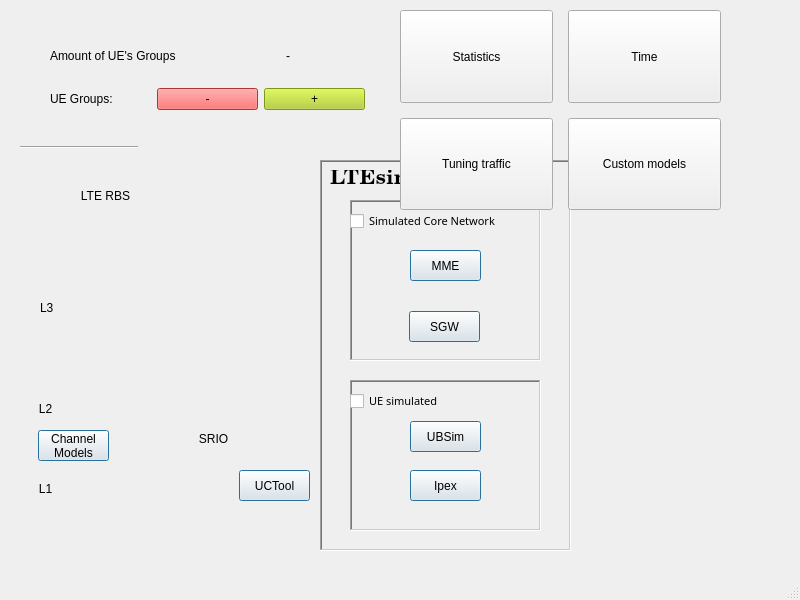
Before: the Qt Designer form LTEsimGeneratorGUI/Ui/Windows/trafficmap.ui in moniss23/junit4, drawn with Qt 5.
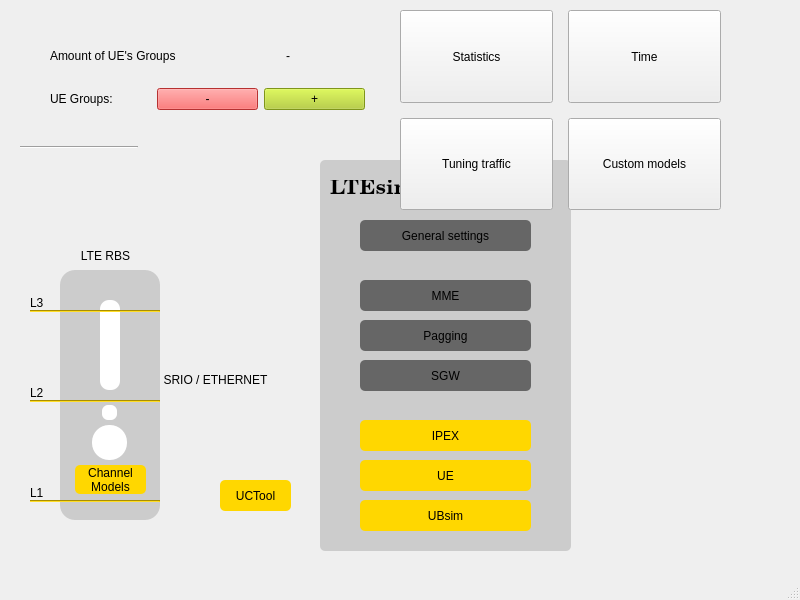
After: the same form once the commit is applied. Icons and pictures are not drawn.

Commit message: Added new UI to traffic map + paging rename to pagging + change buttons design in small windows + fit button size to text in Channel Models button

Patch:
```diff
--- a/LTEsimGeneratorGUI/Ui/Windows/trafficmap.ui
+++ b/LTEsimGeneratorGUI/Ui/Windows/trafficmap.ui
@@ -119,420 +119,625 @@
       <height>600</height>
      </size>
     </property>
-    <widget class="QFrame" name="frame">
+    <widget class="QWidget" name="rbsWidget_2" native="true">
      <property name="geometry">
       <rect>
-       <x>300</x>
+       <x>0</x>
        <y>0</y>
-       <width>251</width>
+       <width>551</width>
        <height>391</height>
       </rect>
      </property>
-     <property name="frameShape">
-      <enum>QFrame::WinPanel</enum>
+     <property name="minimumSize">
+      <size>
+       <width>551</width>
+       <height>391</height>
+      </size>
      </property>
-     <property name="frameShadow">
-      <enum>QFrame::Sunken</enum>
+     <property name="maximumSize">
+      <size>
+       <width>800</width>
+       <height>600</height>
+      </size>
      </property>
-     <property name="lineWidth">
-      <number>14</number>
-     </property>
-     <property name="midLineWidth">
-      <number>0</number>
-     </property>
-     <widget class="QFrame" name="frame_Core_Network">
-      <property name="enabled">
-       <bool>true</bool>
-      </property>
+     <widget class="QLabel" name="rbsLabel">
       <property name="geometry">
        <rect>
-        <x>30</x>
-        <y>40</y>
-        <width>191</width>
-        <height>161</height>
-       </rect>
-      </property>
-      <property name="frameShape">
-       <enum>QFrame::WinPanel</enum>
-      </property>
-      <property name="frameShadow">
-       <enum>QFrame::Sunken</enum>
-      </property>
-      <widget class="QCheckBox" name="coreNetworkCheckbox">
-       <property name="geometry">
-        <rect>
-         <x>0</x>
-         <y>10</y>
-         <width>191</width>
-         <height>22</height>
-        </rect>
-       </property>
-       <property name="font">
-        <font>
-         <family>Tibetan Machine Uni</family>
-         <pointsize>8</pointsize>
-         <underline>false</underline>
-        </font>
-       </property>
-       <property name="text">
-        <string>Simulated Core Network</string>
-       </property>
-      </widget>
-      <widget class="QPushButton" name="mmeButton">
-       <property name="geometry">
-        <rect>
-         <x>60</x>
-         <y>50</y>
-         <width>71</width>
-         <height>31</height>
-        </rect>
-       </property>
-       <property name="styleSheet">
-        <string notr="true">border-color: rgb(0, 0, 0);</string>
-       </property>
-       <property name="text">
-        <string>MME</string>
-       </property>
-       <property name="default">
-        <bool>true</bool>
-       </property>
-       <property name="flat">
-        <bool>false</bool>
-       </property>
-      </widget>
-     </widget>
-     <widget class="QLabel" name="lblLTEsim">
-      <property name="geometry">
-       <rect>
-        <x>10</x>
-        <y>10</y>
+        <x>40</x>
+        <y>80</y>
         <width>91</width>
-        <height>17</height>
+        <height>31</height>
        </rect>
+      </property>
+      <property name="text">
+       <string>LTE RBS</string>
+      </property>
+      <property name="alignment">
+       <set>Qt::AlignCenter</set>
+      </property>
+     </widget>
+     <widget class="QLabel" name="srioLabel">
+      <property name="geometry">
+       <rect>
+        <x>140</x>
+        <y>210</y>
+        <width>111</width>
+        <height>20</height>
+       </rect>
+      </property>
+      <property name="text">
+       <string>SRIO / ETHERNET</string>
+      </property>
+      <property name="alignment">
+       <set>Qt::AlignCenter</set>
+      </property>
+     </widget>
+     <widget class="QPushButton" name="ucToolButton">
+      <property name="geometry">
+       <rect>
+        <x>200</x>
+        <y>320</y>
+        <width>71</width>
+        <height>31</height>
+       </rect>
+      </property>
+      <property name="autoFillBackground">
+       <bool>false</bool>
+      </property>
+      <property name="styleSheet">
+       <string notr="true">color: #000;
+border-radius:5px;
+border-color: #eee;
+background-color:#ffd700;</string>
+      </property>
+      <property name="text">
+       <string>UCTool</string>
+      </property>
+      <property name="default">
+       <bool>true</bool>
+      </property>
+     </widget>
+     <widget class="QLabel" name="label">
+      <property name="geometry">
+       <rect>
+        <x>40</x>
+        <y>110</y>
+        <width>100</width>
+        <height>250</height>
+       </rect>
+      </property>
+      <property name="layoutDirection">
+       <enum>Qt::LeftToRight</enum>
+      </property>
+      <property name="autoFillBackground">
+       <bool>false</bool>
+      </property>
+      <property name="styleSheet">
+       <string notr="true">color: #000;
+border-radius:15px;
+border-color: #eee;
+background-color:#cccccc;</string>
+      </property>
+      <property name="text">
+       <string/>
+      </property>
+      <property name="textFormat">
+       <enum>Qt::PlainText</enum>
+      </property>
+      <property name="scaledContents">
+       <bool>false</bool>
+      </property>
+     </widget>
+     <widget class="QLabel" name="label_2">
+      <property name="geometry">
+       <rect>
+        <x>72</x>
+        <y>265</y>
+        <width>35</width>
+        <height>35</height>
+       </rect>
+      </property>
+      <property name="autoFillBackground">
+       <bool>false</bool>
+      </property>
+      <property name="styleSheet">
+       <string notr="true">border-radius:17px;
+border-color: #eee;
+background-color:rgb(255, 255, 255);</string>
+      </property>
+      <property name="text">
+       <string/>
+      </property>
+     </widget>
+     <widget class="QLabel" name="label_3">
+      <property name="geometry">
+       <rect>
+        <x>82</x>
+        <y>245</y>
+        <width>15</width>
+        <height>15</height>
+       </rect>
+      </property>
+      <property name="autoFillBackground">
+       <bool>false</bool>
+      </property>
+      <property name="styleSheet">
+       <string notr="true">border-radius:6px;
+border-color: #eee;
+background-color:rgb(255, 255, 255);</string>
+      </property>
+      <property name="text">
+       <string/>
+      </property>
+     </widget>
+     <widget class="QLabel" name="label_4">
+      <property name="geometry">
+       <rect>
+        <x>80</x>
+        <y>140</y>
+        <width>20</width>
+        <height>90</height>
+       </rect>
+      </property>
+      <property name="autoFillBackground">
+       <bool>false</bool>
+      </property>
+      <property name="styleSheet">
+       <string notr="true">border-radius:9px;
+border-color: #eee;
+background-color:rgb(255, 255, 255);</string>
+      </property>
+      <property name="text">
+       <string/>
+      </property>
+     </widget>
+     <widget class="Line" name="line_2">
+      <property name="geometry">
+       <rect>
+        <x>10</x>
+        <y>240</y>
+        <width>130</width>
+        <height>2</height>
+       </rect>
+      </property>
+      <property name="autoFillBackground">
+       <bool>false</bool>
+      </property>
+      <property name="styleSheet">
+       <string notr="true">background-color:#ffd700</string>
+      </property>
+      <property name="orientation">
+       <enum>Qt::Horizontal</enum>
+      </property>
+     </widget>
+     <widget class="Line" name="line_3">
+      <property name="geometry">
+       <rect>
+        <x>10</x>
+        <y>150</y>
+        <width>130</width>
+        <height>2</height>
+       </rect>
+      </property>
+      <property name="autoFillBackground">
+       <bool>false</bool>
+      </property>
+      <property name="styleSheet">
+       <string notr="true">background-color:#ffd700</string>
+      </property>
+      <property name="orientation">
+       <enum>Qt::Horizontal</enum>
+      </property>
+     </widget>
+     <widget class="Line" name="line_5">
+      <property name="geometry">
+       <rect>
+        <x>10</x>
+        <y>340</y>
+        <width>130</width>
+        <height>2</height>
+       </rect>
+      </property>
+      <property name="autoFillBackground">
+       <bool>false</bool>
+      </property>
+      <property name="styleSheet">
+       <string notr="true">background-color:#ffd700</string>
+      </property>
+      <property name="orientation">
+       <enum>Qt::Horizontal</enum>
+      </property>
+     </widget>
+     <widget class="QLabel" name="label_9">
+      <property name="geometry">
+       <rect>
+        <x>10</x>
+        <y>135</y>
+        <width>20</width>
+        <height>15</height>
+       </rect>
+      </property>
+      <property name="text">
+       <string>L3</string>
+      </property>
+     </widget>
+     <widget class="QLabel" name="label_10">
+      <property name="geometry">
+       <rect>
+        <x>10</x>
+        <y>225</y>
+        <width>21</width>
+        <height>16</height>
+       </rect>
+      </property>
+      <property name="text">
+       <string>L2</string>
+      </property>
+     </widget>
+     <widget class="QLabel" name="label_11">
+      <property name="geometry">
+       <rect>
+        <x>10</x>
+        <y>325</y>
+        <width>21</width>
+        <height>16</height>
+       </rect>
+      </property>
+      <property name="text">
+       <string>L1</string>
+      </property>
+     </widget>
+     <widget class="QLabel" name="label_12">
+      <property name="geometry">
+       <rect>
+        <x>80</x>
+        <y>70</y>
+        <width>211</width>
+        <height>371</height>
+       </rect>
+      </property>
+      <property name="styleSheet">
+       <string notr="true">:rotate(180, Qt::XAxis);</string>
+      </property>
+      <property name="text">
+       <string/>
+      </property>
+      <property name="textFormat">
+       <enum>Qt::PlainText</enum>
+      </property>
+      <property name="pixmap">
+       <pixmap resource="../../Resource.qrc">:/Images/MapItems/curved line.svg</pixmap>
+      </property>
+      <property name="scaledContents">
+       <bool>true</bool>
+      </property>
+      <property name="alignment">
+       <set>Qt::AlignBottom|Qt::AlignRight|Qt::AlignTrailing</set>
+      </property>
+      <property name="wordWrap">
+       <bool>false</bool>
+      </property>
+     </widget>
+     <widget class="QLabel" name="label_13">
+      <property name="geometry">
+       <rect>
+        <x>260</x>
+        <y>250</y>
+        <width>51</width>
+        <height>91</height>
+       </rect>
+      </property>
+      <property name="text">
+       <string/>
+      </property>
+      <property name="pixmap">
+       <pixmap resource="../../Resource.qrc">:/Images/MapItems/curved line 2.png</pixmap>
+      </property>
+      <property name="scaledContents">
+       <bool>true</bool>
+      </property>
+     </widget>
+     <widget class="QPushButton" name="channelModelsButton">
+      <property name="geometry">
+       <rect>
+        <x>55</x>
+        <y>305</y>
+        <width>71</width>
+        <height>29</height>
+       </rect>
+      </property>
+      <property name="sizePolicy">
+       <sizepolicy hsizetype="Expanding" vsizetype="Expanding">
+        <horstretch>10</horstretch>
+        <verstretch>10</verstretch>
+       </sizepolicy>
+      </property>
+      <property name="minimumSize">
+       <size>
+        <width>71</width>
+        <height>21</height>
+       </size>
+      </property>
+      <property name="maximumSize">
+       <size>
+        <width>16777215</width>
+        <height>16777215</height>
+       </size>
       </property>
       <property name="font">
        <font>
-        <family>Century Schoolbook L</family>
-        <pointsize>16</pointsize>
-        <weight>75</weight>
-        <bold>true</bold>
+        <strikeout>false</strikeout>
+        <stylestrategy>PreferAntialias</stylestrategy>
+        <kerning>false</kerning>
        </font>
       </property>
+      <property name="styleSheet">
+       <string notr="true">color: #000;
+border-radius:5px;
+border-color: #eee;
+background-color:#ffd700;</string>
+      </property>
       <property name="text">
-       <string>LTEsim</string>
+       <string>Channel 
+Models</string>
       </property>
-     </widget>
-     <widget class="QFrame" name="frame_UE_simulated">
-      <property name="enabled">
+      <property name="autoDefault">
+       <bool>false</bool>
+      </property>
+      <property name="default">
        <bool>true</bool>
       </property>
+      <property name="flat">
+       <bool>false</bool>
+      </property>
+     </widget>
+     <widget class="QFrame" name="frame">
       <property name="geometry">
        <rect>
-        <x>30</x>
-        <y>220</y>
-        <width>191</width>
-        <height>151</height>
+        <x>300</x>
+        <y>0</y>
+        <width>251</width>
+        <height>391</height>
        </rect>
       </property>
+      <property name="styleSheet">
+       <string notr="true">color: #000;
+border-radius:5px;
+border-color: #eee;
+background-color:#cccccc;</string>
+      </property>
       <property name="frameShape">
        <enum>QFrame::WinPanel</enum>
       </property>
       <property name="frameShadow">
        <enum>QFrame::Sunken</enum>
       </property>
-      <widget class="QCheckBox" name="ueCheckbox">
+      <property name="lineWidth">
+       <number>14</number>
+      </property>
+      <property name="midLineWidth">
+       <number>0</number>
+      </property>
+      <widget class="QLabel" name="lblLTEsim">
        <property name="geometry">
         <rect>
-         <x>0</x>
-         <y>10</y>
-         <width>191</width>
-         <height>22</height>
+         <x>10</x>
+         <y>20</y>
+         <width>91</width>
+         <height>17</height>
         </rect>
        </property>
        <property name="font">
         <font>
-         <family>Tibetan Machine Uni</family>
-         <pointsize>8</pointsize>
-         <underline>false</underline>
+         <family>Century Schoolbook L</family>
+         <pointsize>16</pointsize>
+         <weight>75</weight>
+         <bold>true</bold>
         </font>
        </property>
        <property name="text">
-        <string>UE simulated</string>
-       </property>
-      </widget>
-      <widget class="QLabel" name="label_48">
-       <property name="geometry">
-        <rect>
-         <x>90</x>
-         <y>70</y>
-         <width>16</width>
-         <height>21</height>
-        </rect>
-       </property>
-       <property name="text">
-        <string/>
-       </property>
-       <property name="pixmap">
-        <pixmap resource="../../Resource.qrc">:/Images/MapItems/line.png</pixmap>
-       </property>
-       <property name="scaledContents">
-        <bool>true</bool>
+        <string>LTEsim</string>
        </property>
       </widget>
       <widget class="QPushButton" name="ipexButton">
        <property name="geometry">
         <rect>
-         <x>60</x>
-         <y>90</y>
-         <width>71</width>
+         <x>40</x>
+         <y>260</y>
+         <width>171</width>
          <height>31</height>
         </rect>
        </property>
+       <property name="autoFillBackground">
+        <bool>false</bool>
+       </property>
+       <property name="styleSheet">
+        <string notr="true">color: #000;
+border-radius:5px;
+border-color: #eee;
+background-color:#ffd700;</string>
+       </property>
        <property name="text">
-        <string>Ipex</string>
+        <string>IPEX</string>
        </property>
        <property name="default">
         <bool>true</bool>
        </property>
+       <property name="flat">
+        <bool>true</bool>
+       </property>
       </widget>
       <widget class="QPushButton" name="ubSimButton">
        <property name="geometry">
         <rect>
-         <x>60</x>
-         <y>41</y>
-         <width>71</width>
+         <x>40</x>
+         <y>340</y>
+         <width>171</width>
          <height>31</height>
         </rect>
        </property>
+       <property name="autoFillBackground">
+        <bool>false</bool>
+       </property>
+       <property name="styleSheet">
+        <string notr="true">color: #000;
+border-radius:5px;
+border-color: #eee;
+background-color:#ffd700;</string>
+       </property>
        <property name="text">
-        <string>UBSim</string>
+        <string>UBsim</string>
        </property>
        <property name="default">
         <bool>true</bool>
+       </property>
+       <property name="flat">
+        <bool>true</bool>
+       </property>
+      </widget>
+      <widget class="QPushButton" name="mmeButton">
+       <property name="geometry">
+        <rect>
+         <x>40</x>
+         <y>120</y>
+         <width>171</width>
+         <height>31</height>
+        </rect>
+       </property>
+       <property name="styleSheet">
+        <string notr="true">color: #000;
+border-radius:5px;
+border-color: #eee;
+background-color:#666666;</string>
+       </property>
+       <property name="text">
+        <string>MME</string>
+       </property>
+       <property name="default">
+        <bool>true</bool>
+       </property>
+       <property name="flat">
+        <bool>false</bool>
+       </property>
+      </widget>
+      <widget class="QPushButton" name="sgwButton">
+       <property name="geometry">
+        <rect>
+         <x>40</x>
+         <y>200</y>
+         <width>171</width>
+         <height>31</height>
+        </rect>
+       </property>
+       <property name="styleSheet">
+        <string notr="true">color: #000;
+border-radius:5px;
+border-color: #eee;
+background-color:#666666;</string>
+       </property>
+       <property name="text">
+        <string>SGW</string>
+       </property>
+       <property name="default">
+        <bool>true</bool>
+       </property>
+      </widget>
+      <widget class="QPushButton" name="paggingButton">
+       <property name="geometry">
+        <rect>
+         <x>40</x>
+         <y>160</y>
+         <width>171</width>
+         <height>31</height>
+        </rect>
+       </property>
+       <property name="styleSheet">
+        <string notr="true">color: #000;
+border-radius:5px;
+border-color: #eee;
+background-color:#666666;</string>
+       </property>
+       <property name="text">
+        <string>Pagging</string>
+       </property>
+       <property name="default">
+        <bool>true</bool>
+       </property>
+       <property name="flat">
+        <bool>false</bool>
+       </property>
+      </widget>
+      <widget class="QPushButton" name="ueButton">
+       <property name="geometry">
+        <rect>
+         <x>40</x>
+         <y>300</y>
+         <width>171</width>
+         <height>31</height>
+        </rect>
+       </property>
+       <property name="autoFillBackground">
+        <bool>false</bool>
+       </property>
+       <property name="styleSheet">
+        <string notr="true">color: #000;
+border-radius:5px;
+border-color: #eee;
+background-color:#ffd700;</string>
+       </property>
+       <property name="text">
+        <string>UE</string>
+       </property>
+       <property name="default">
+        <bool>true</bool>
+       </property>
+       <property name="flat">
+        <bool>true</bool>
+       </property>
+      </widget>
+      <widget class="QPushButton" name="generalSettingsButton">
+       <property name="geometry">
+        <rect>
+         <x>40</x>
+         <y>60</y>
+         <width>171</width>
+         <height>31</height>
+        </rect>
+       </property>
+       <property name="styleSheet">
+        <string notr="true">color: #000;
+border-radius:5px;
+border-color: #eee;
+background-color:#666666;</string>
+       </property>
+       <property name="text">
+        <string>General settings</string>
+       </property>
+       <property name="default">
+        <bool>true</bool>
+       </property>
+       <property name="flat">
+        <bool>false</bool>
        </property>
       </widget>
      </widget>
-    </widget>
-    <widget class="QLabel" name="rbs">
-     <property name="geometry">
-      <rect>
-       <x>0</x>
-       <y>40</y>
-       <width>161</width>
-       <height>331</height>
-      </rect>
-     </property>
-     <property name="text">
-      <string/>
-     </property>
-     <property name="pixmap">
-      <pixmap resource="../../Resource.qrc">:/Images/MapItems/RBS.png</pixmap>
-     </property>
-     <property name="scaledContents">
-      <bool>true</bool>
-     </property>
-    </widget>
-    <widget class="QLabel" name="rbsLabel">
-     <property name="geometry">
-      <rect>
-       <x>40</x>
-       <y>20</y>
-       <width>91</width>
-       <height>31</height>
-      </rect>
-     </property>
-     <property name="text">
-      <string>LTE RBS</string>
-     </property>
-     <property name="alignment">
-      <set>Qt::AlignCenter</set>
-     </property>
-    </widget>
-    <widget class="QLabel" name="L3Label">
-     <property name="geometry">
-      <rect>
-       <x>20</x>
-       <y>140</y>
-       <width>21</width>
-       <height>16</height>
-      </rect>
-     </property>
-     <property name="text">
-      <string>L3</string>
-     </property>
-    </widget>
-    <widget class="QLabel" name="L2Label">
-     <property name="geometry">
-      <rect>
-       <x>10</x>
-       <y>240</y>
-       <width>31</width>
-       <height>17</height>
-      </rect>
-     </property>
-     <property name="text">
-      <string>L2</string>
-     </property>
-     <property name="alignment">
-      <set>Qt::AlignCenter</set>
-     </property>
-    </widget>
-    <widget class="QLabel" name="L1Label">
-     <property name="geometry">
-      <rect>
-       <x>10</x>
-       <y>320</y>
-       <width>31</width>
-       <height>17</height>
-      </rect>
-     </property>
-     <property name="text">
-      <string>L1</string>
-     </property>
-     <property name="alignment">
-      <set>Qt::AlignCenter</set>
-     </property>
-    </widget>
-    <widget class="QLabel" name="curvedLine">
-     <property name="geometry">
-      <rect>
-       <x>130</x>
-       <y>260</y>
-       <width>91</width>
-       <height>81</height>
-      </rect>
-     </property>
-     <property name="text">
-      <string/>
-     </property>
-     <property name="pixmap">
-      <pixmap resource="../../Resource.qrc">:/Images/MapItems/srio.png</pixmap>
-     </property>
-     <property name="scaledContents">
-      <bool>false</bool>
-     </property>
-    </widget>
-    <widget class="QLabel" name="srioLabel">
-     <property name="geometry">
-      <rect>
-       <x>160</x>
-       <y>270</y>
-       <width>67</width>
-       <height>17</height>
-      </rect>
-     </property>
-     <property name="text">
-      <string>SRIO</string>
-     </property>
-     <property name="alignment">
-      <set>Qt::AlignCenter</set>
-     </property>
-    </widget>
-    <widget class="QLabel" name="label_44">
-     <property name="geometry">
-      <rect>
-       <x>130</x>
-       <y>150</y>
-       <width>261</width>
-       <height>31</height>
-      </rect>
-     </property>
-     <property name="text">
-      <string/>
-     </property>
-     <property name="pixmap">
-      <pixmap resource="../../Resource.qrc">:/Images/MapItems/line_vertical_long.png</pixmap>
-     </property>
-     <property name="scaledContents">
-      <bool>true</bool>
-     </property>
-    </widget>
-    <widget class="QLabel" name="label_45">
-     <property name="geometry">
-      <rect>
-       <x>130</x>
-       <y>110</y>
-       <width>271</width>
-       <height>51</height>
-      </rect>
-     </property>
-     <property name="text">
-      <string/>
-     </property>
-     <property name="pixmap">
-      <pixmap resource="../../Resource.qrc">:/Images/MapItems/slanted_line.png</pixmap>
-     </property>
-     <property name="scaledContents">
-      <bool>true</bool>
-     </property>
-    </widget>
-    <widget class="QLabel" name="label_47">
-     <property name="geometry">
-      <rect>
-       <x>290</x>
-       <y>310</y>
-       <width>101</width>
-       <height>31</height>
-      </rect>
-     </property>
-     <property name="text">
-      <string/>
-     </property>
-     <property name="pixmap">
-      <pixmap resource="../../Resource.qrc">:/Images/MapItems/line_vertical_long.png</pixmap>
-     </property>
-     <property name="scaledContents">
-      <bool>true</bool>
-     </property>
-    </widget>
-    <widget class="QPushButton" name="sgwButton">
-     <property name="geometry">
-      <rect>
-       <x>389</x>
-       <y>151</y>
-       <width>71</width>
-       <height>31</height>
-      </rect>
-     </property>
-     <property name="text">
-      <string>SGW</string>
-     </property>
-     <property name="default">
-      <bool>true</bool>
-     </property>
-    </widget>
-    <widget class="QPushButton" name="ucToolButton">
-     <property name="geometry">
-      <rect>
-       <x>219</x>
-       <y>310</y>
-       <width>71</width>
-       <height>31</height>
-      </rect>
-     </property>
-     <property name="text">
-      <string>UCTool</string>
-     </property>
-     <property name="default">
-      <bool>true</bool>
-     </property>
-    </widget>
-    <widget class="QPushButton" name="channelModelsButton">
-     <property name="geometry">
-      <rect>
-       <x>18</x>
-       <y>270</y>
-       <width>71</width>
-       <height>31</height>
-      </rect>
-     </property>
-     <property name="text">
-      <string>Channel 
-Models</string>
-     </property>
-     <property name="default">
-      <bool>true</bool>
-     </property>
+     <zorder>label_12</zorder>
+     <zorder>label</zorder>
+     <zorder>rbsLabel</zorder>
+     <zorder>srioLabel</zorder>
+     <zorder>ucToolButton</zorder>
+     <zorder>label_2</zorder>
+     <zorder>label_3</zorder>
+     <zorder>label_4</zorder>
+     <zorder>line_2</zorder>
+     <zorder>line_5</zorder>
+     <zorder>label_9</zorder>
+     <zorder>label_10</zorder>
+     <zorder>label_11</zorder>
+     <zorder>label_13</zorder>
+     <zorder>channelModelsButton</zorder>
+     <zorder>frame</zorder>
+     <zorder>line_3</zorder>
     </widget>
    </widget>
    <widget class="Line" name="line">
```
Left out of the diff: 2 changed lines with no effect on the pictures. The commit also changes 52 other files.
